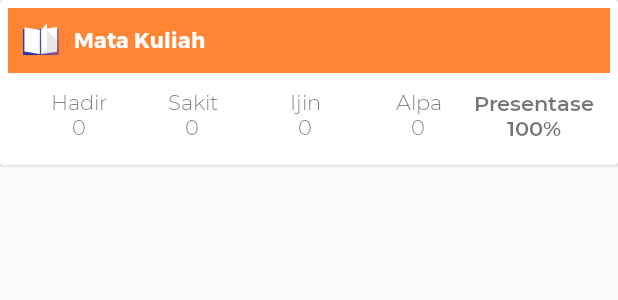
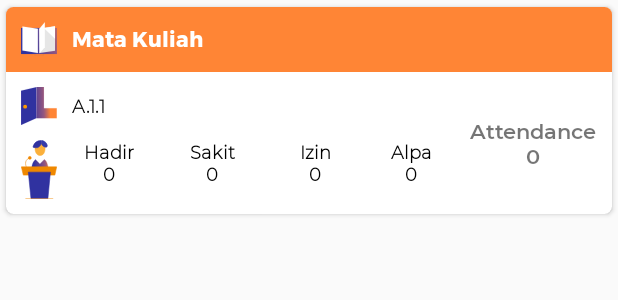
Before and after one commit to bimamahendra/MaNgabv3, an Android app: the layout row_summary_mhs.xml on its own in the app's theme, with its tools: preview values and no code run, on a phone screen of 412 x 824 dp. Shown: the top 300 px of the screen. Run offline under Robolectric (Android 15) with nearby library versions, the phone set to English and light mode, and no system bars.

Commit message:
add summary mhs

```diff
--- a/app/src/main/java/id/ac/stiki/doleno/mangab/adapter/SummaryAdapter.java
+++ b/app/src/main/java/id/ac/stiki/doleno/mangab/adapter/SummaryAdapter.java
@@ -37,7 +37,7 @@ public class SummaryAdapter extends RecyclerView.Adapter<SummaryAdapter.SummaryV
         holder.tvIdSubject.setText(list.get(position).kodeMatkul);
         holder.tvDate.setText(list.get(position).hari + " " + list.get(position).waktuAwal + " - " + list.get(position).waktuAkhir);
         holder.tvRoom.setText(list.get(position).ruangMatkul.toLowerCase());
-        holder.tvMeet.setText("Pertemuan ke :\n" + list.get(position).pertemuan);
+        holder.tvMeet.setText("Meetings :\n" + list.get(position).pertemuan);
     }
 
     @Override
--- a/app/src/main/java/id/ac/stiki/doleno/mangab/api/Api.java
+++ b/app/src/main/java/id/ac/stiki/doleno/mangab/api/Api.java
@@ -10,6 +10,7 @@ import id.ac.stiki.doleno.mangab.api.response.LoginResponse;
 import id.ac.stiki.doleno.mangab.api.response.MyClassResponse;
 import id.ac.stiki.doleno.mangab.api.response.MyLectureResponse;
 
+import id.ac.stiki.doleno.mangab.api.response.SummaryMhsResponse;
 import id.ac.stiki.doleno.mangab.api.response.SummaryResponse;
 import retrofit2.Call;
 import retrofit2.http.Field;
@@ -83,4 +84,8 @@ public interface Api {
     @FormUrlEncoded
     Call<SummaryResponse> summary(@Field("nip") String noInduk);
 
+    @POST("absen/summaryAbsensiMhs")
+    @FormUrlEncoded
+    Call<SummaryMhsResponse> summaryMhs(@Field("nrp") String noInduk);
+
 }
--- a/app/src/main/res/layout/row_summary_mhs.xml
+++ b/app/src/main/res/layout/row_summary_mhs.xml
@@ -1,15 +1,16 @@
 <?xml version="1.0" encoding="utf-8"?>
-<androidx.cardview.widget.CardView
-    xmlns:android="http://schemas.android.com/apk/res/android"
+<androidx.cardview.widget.CardView xmlns:android="http://schemas.android.com/apk/res/android"
     android:layout_width="match_parent"
     android:layout_height="wrap_content"
-    android:layout_marginBottom="7.5dp">
+    xmlns:app="http://schemas.android.com/apk/res-auto"
+    android:layout_marginBottom="7.5dp"
+    app:cardCornerRadius="5dp"
+    app:cardUseCompatPadding="true">
 
     <LinearLayout
         android:layout_width="match_parent"
         android:layout_height="wrap_content"
-        android:orientation="vertical"
-        android:padding="5dp">
+        android:orientation="vertical">
 
         <LinearLayout
             android:layout_width="match_parent"
@@ -21,31 +22,76 @@
             <ImageView
                 android:layout_width="wrap_content"
                 android:layout_height="wrap_content"
-                android:src="@drawable/ic_book"
-                android:layout_marginEnd="10dp"/>
+                android:layout_marginEnd="10dp"
+                android:src="@drawable/ic_book" />
 
             <TextView
+                android:id="@+id/tvSubjectS"
                 android:layout_width="wrap_content"
                 android:layout_height="wrap_content"
+                android:layout_gravity="center_vertical"
+                android:fontFamily="@font/montserrat_bold"
                 android:text="Mata Kuliah"
-                android:fontFamily="@font/montserrat_bold"
-                android:layout_gravity="center_vertical"
                 android:textColor="@android:color/white"
-                android:id="@+id/tvMatkul"
-                android:textSize="14sp"/>
+                android:textSize="14sp" />
         </LinearLayout>
 
         <LinearLayout
             android:layout_width="match_parent"
             android:layout_height="wrap_content"
+            android:gravity="center"
             android:orientation="horizontal"
             android:padding="10dp">
 
             <LinearLayout
                 android:layout_width="match_parent"
                 android:layout_height="wrap_content"
+                android:layout_weight="1"
+                android:orientation="vertical">
+
+                <LinearLayout
+                    android:layout_width="match_parent"
+                    android:layout_height="wrap_content"
+                    >
+
+                    <ImageView
+                        android:layout_width="wrap_content"
+                        android:layout_height="wrap_content"
+                        android:src="@drawable/ic_room"
+                        android:layout_marginEnd="10dp"/>
+
+                    <TextView
+                        android:id="@+id/tvRoomS"
+                        android:layout_width="wrap_content"
+                        android:layout_height="wrap_content"
+                        android:text="A.1.1"
+                        android:fontFamily="@font/montserrat_light"
+                        android:layout_gravity="center_vertical"
+                        android:textSize="12sp"
+                        android:textColor="@android:color/black"
+                        android:textStyle="bold"/>
+                </LinearLayout>
+                <LinearLayout
+                    android:layout_width="match_parent"
+                    android:layout_height="wrap_content"
                     android:orientation="horizontal"
-                android:layout_weight="1">
+                    android:layout_weight="1"
+                    android:layout_marginTop="10dp">
+                    <ImageView
+                        android:layout_width="wrap_content"
+                        android:layout_height="wrap_content"
+                        android:src="@drawable/ic_person" />
+                    <TextView
+                        android:layout_width="match_parent"
+                        android:layout_height="wrap_content"
+                        android:layout_weight="1"
+                        android:gravity="center"
+                        android:fontFamily="@font/montserrat_light"
+                        android:text="Hadir\n0"
+                        android:textColor="@android:color/black"
+                        android:textStyle="bold"
+                        android:id="@+id/tvHadirS"
+                        android:textSize="12sp" />
 
                     <TextView
                         android:layout_width="match_parent"
@@ -53,7 +99,11 @@
                         android:layout_weight="1"
                         android:gravity="center"
                         android:fontFamily="@font/montserrat_light"
-                    android:text="Hadir\n0"/>
+                        android:text="Sakit\n0"
+                        android:textColor="@android:color/black"
+                        android:textStyle="bold"
+                        android:id="@+id/tvSakitS"
+                        android:textSize="12sp"/>
 
                     <TextView
                         android:layout_width="match_parent"
@@ -61,7 +111,11 @@
                         android:layout_weight="1"
                         android:gravity="center"
                         android:fontFamily="@font/montserrat_light"
-                    android:text="Sakit\n0"/>
+                        android:text="Izin\n0"
+                        android:textColor="@android:color/black"
+                        android:textStyle="bold"
+                        android:id="@+id/tvIzinS"
+                        android:textSize="12sp"/>
 
                     <TextView
                         android:layout_width="match_parent"
@@ -69,15 +123,14 @@
                         android:layout_weight="1"
                         android:gravity="center"
                         android:fontFamily="@font/montserrat_light"
-                    android:text="Ijin\n0"/>
+                        android:text="Alpa\n0"
+                        android:textColor="@android:color/black"
+                        android:layout_marginEnd="10dp"
+                        android:textStyle="bold"
+                        android:id="@+id/tvAlpaS"
+                        android:textSize="12sp"/>
 
-                <TextView
-                    android:layout_width="match_parent"
-                    android:layout_height="wrap_content"
-                    android:layout_weight="1"
-                    android:gravity="center"
-                    android:fontFamily="@font/montserrat_light"
-                    android:text="Alpa\n0"/>
+                </LinearLayout>
 
             </LinearLayout>
 
@@ -86,7 +139,8 @@
                 android:layout_height="wrap_content"
                 android:gravity="center"
                 android:fontFamily="@font/montserrat_semibold"
-                android:text="Presentase\n100%"/>
+                android:text="Attendance\n0"
+                android:id="@+id/tvPercent"/>
 
         </LinearLayout>
 
```
Also changed, not shown: app/src/main/java/id/ac/stiki/doleno/mangab/adapter/SummaryMhsAdapter.java (added, +62 -0 lines), app/src/main/java/id/ac/stiki/doleno/mangab/api/response/SummaryMhsResponse.java (added, +43 -0 lines), app/src/main/java/id/ac/stiki/doleno/mangab/fragment/SummaryHistoryFragment.java (+37 -14 lines). Lines whose indentation alone changed are shown as unchanged.
